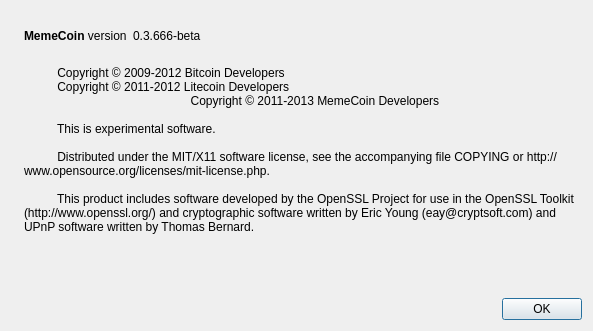
This is src/qt/forms/aboutdialog.ui in muddafudda/Memecoin as Qt 5 draws it before an edit. The edited form follows.
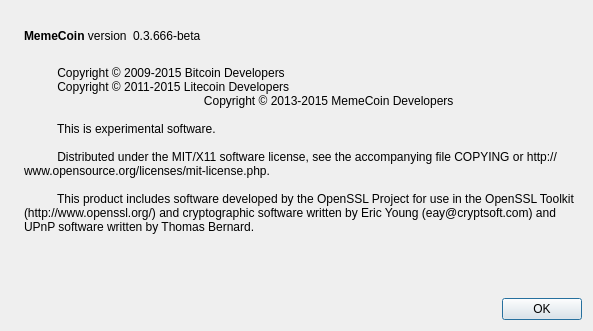
This is the edited form. Icons and pictures are not drawn.

Commit message:
Update Build Guide for Memecoin and Memecoind
Update makefile.mingw and build-msw.txt

Diff of the .ui file:
```diff
--- a/src/qt/forms/aboutdialog.ui
+++ b/src/qt/forms/aboutdialog.ui
@@ -95,9 +95,9 @@
        </property>
        <property name="text">
         <string>
-          Copyright © 2009-2012 Bitcoin Developers
-          Copyright © 2011-2012 Litecoin Developers
-		  Copyright © 2011-2013 MemeCoin Developers
+          Copyright © 2009-2015 Bitcoin Developers
+          Copyright © 2011-2015 Litecoin Developers
+		      Copyright © 2013-2015 MemeCoin Developers
 
           This is experimental software.
 
```
The commit also changes 2 other files.
